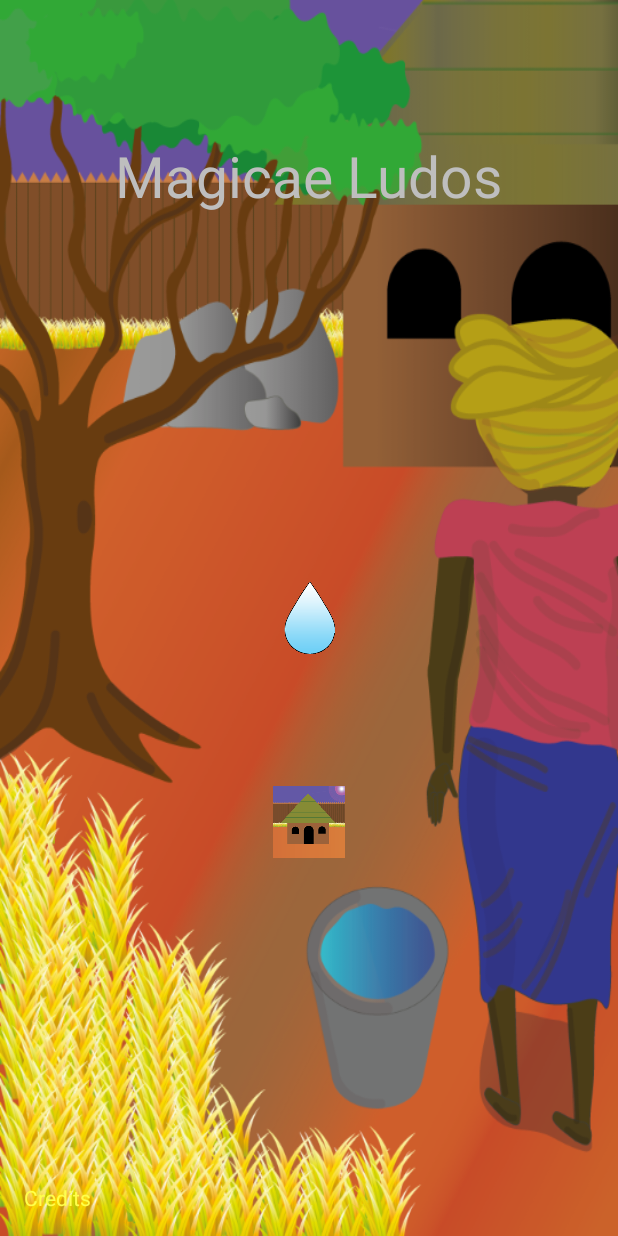
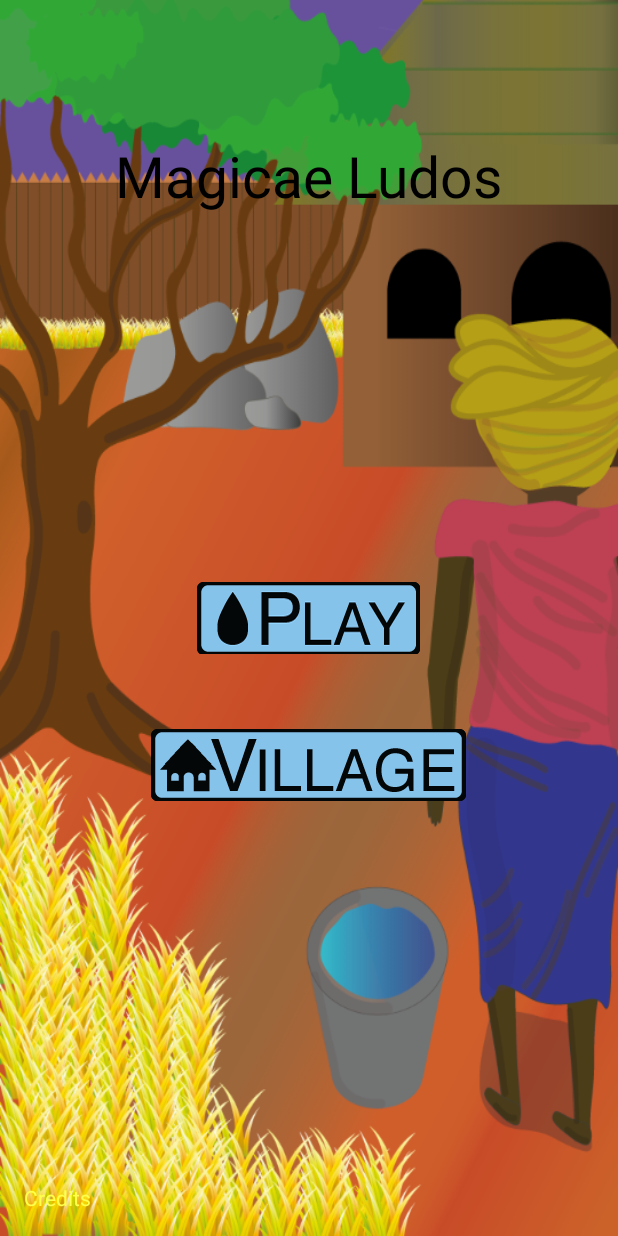
Before and after one commit to Agfct/MagicaeLudos, an Android app: the screen it shows after launch (MainActivity), on a phone screen of 412 x 824 dp. Run offline under Robolectric (Android 15) with nearby library versions, the phone set to English and light mode, and no system bars.

Commit message:
Add pictures of buttons

```diff
--- a/app/src/main/res/layout/activity_main.xml
+++ b/app/src/main/res/layout/activity_main.xml
@@ -17,6 +17,7 @@
         android:layout_height="wrap_content"
         android:text="Magicae Ludos"
         android:textSize="@dimen/large_text"
+        android:textColor="@color/black"
         android:layout_alignParentTop="true"
         android:layout_centerHorizontal="true"
         android:layout_marginTop="75dp"/>
@@ -24,8 +25,8 @@
         android:id="@+id/btnGameActivity"
         android:layout_width="wrap_content"
         android:layout_height="wrap_content"
-        android:src="@drawable/teardrop"
-        android:background="@drawable/teardrop"
+        android:src="@drawable/play_img"
+        android:background="@drawable/play_img"
         android:onClick="goToGameActivity"
         android:layout_centerVertical="true"
         android:layout_centerHorizontal="true"/>
@@ -33,12 +34,12 @@
         android:id="@+id/btnVillageActivity"
         android:layout_width="wrap_content"
         android:layout_height="wrap_content"
-        android:src="@drawable/village_ikon"
-        android:background="@drawable/village_ikon"
+        android:src="@drawable/village_img"
+        android:background="@drawable/village_img"
         android:onClick="goToVillageActivity"
-        android:layout_marginTop="88dp"
+        android:layout_marginTop="50dp"
         android:layout_below="@+id/btnGameActivity"
-        android:layout_centerHorizontal="true" />
+        android:layout_centerHorizontal="true"/>
     <Button
         android:id="@+id/btnCredits"
         android:layout_width="wrap_content"
--- a/app/src/main/res/values/colors.xml
+++ b/app/src/main/res/values/colors.xml
@@ -4,6 +4,7 @@
     <color name="colorPrimaryDark">#303F9F</color>
     <color name="colorAccent">#FF4081</color>
     <color name="BLACK">#80000000</color>
+    <color name="black">#000000</color>
     <color name="Transparent">#00000000</color>
     <color name="grass_yellow">#FFFF4c</color>
 
```
Also changed, not shown: app/src/main/res/drawable-hdpi/play_click.png (added), app/src/main/res/drawable-hdpi/play_img.png (added), app/src/main/res/drawable-hdpi/village_click.png (added), app/src/main/res/drawable-hdpi/village_img.png (added), app/src/main/res/drawable-mdpi/play_click.png (added), app/src/main/res/drawable-mdpi/play_img.png (added), app/src/main/res/drawable-mdpi/village_click.png (added), app/src/main/res/drawable-mdpi/village_img.png (added), app/src/main/res/drawable-xhdpi/play_click.png (added), app/src/main/res/drawable-xhdpi/play_img.png (added), app/src/main/res/drawable-xhdpi/village_click.png (added), app/src/main/res/drawable-xhdpi/village_img.png (added), app/src/main/res/drawable-xxhdpi/background_menu.png, app/src/main/res/drawable-xxhdpi/play_click.png (added), 3 more files.
